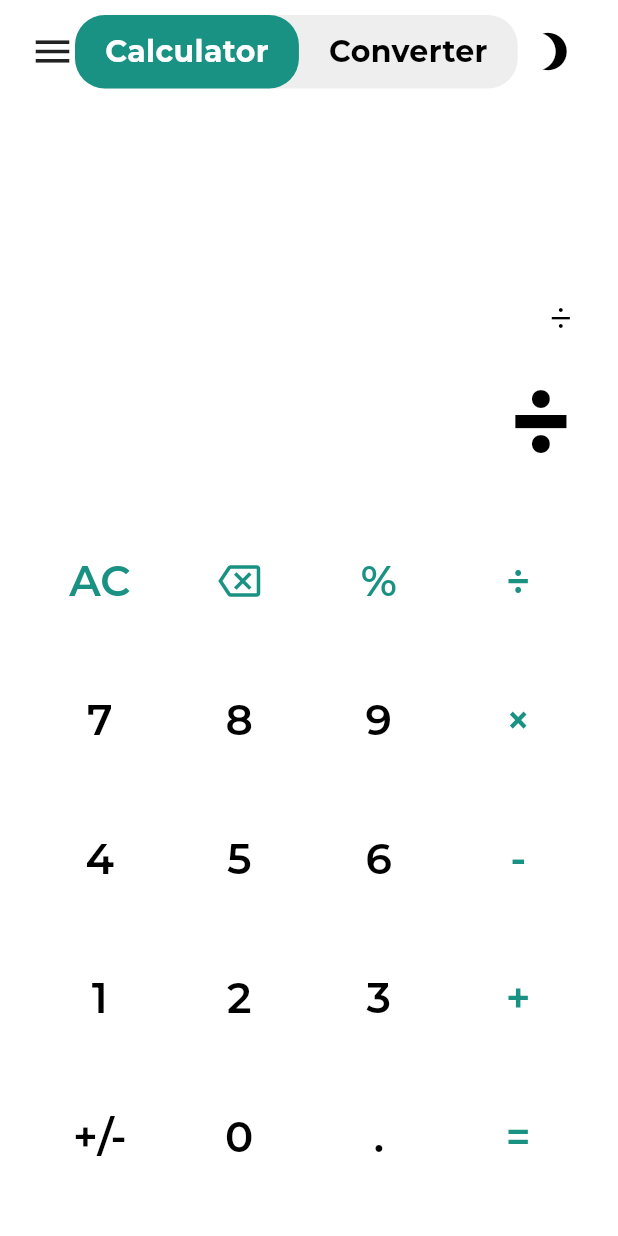
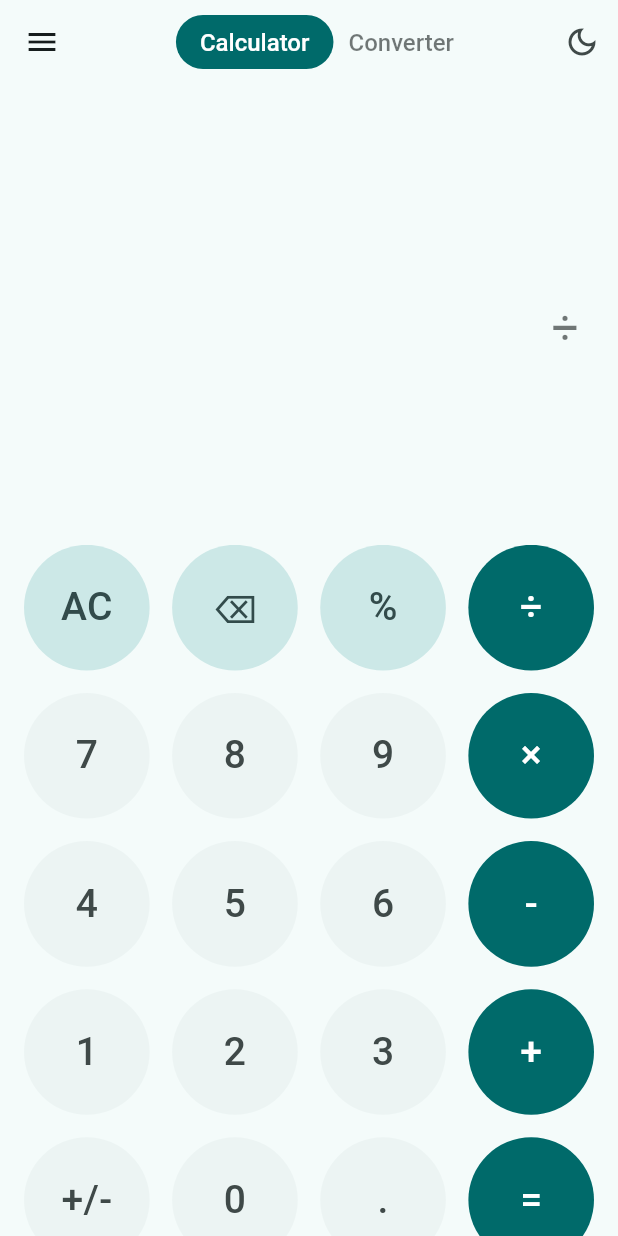
Before and after one commit to digitalninjanv/kalkulator, a Flutter app: the screen it shows after launch, after a tap on an icon or button, on a phone screen of 412 x 824 dp. Run offline on Flutter 3.47's test engine with Material 3 defaults, Android fonts, the phone set to English and light mode, and no system bars; drawn by our look-alikes of auto_size_text; our stand-ins replace firebase_core, google_fonts, math_expressions; accounts and stored records are empty.

Commit message:
Changes before Firebase Studio auto-run

```diff
--- a/lib/main.dart
+++ b/lib/main.dart
@@ -4,225 +4,209 @@ import 'package:provider/provider.dart';
 import 'package:auto_size_text/auto_size_text.dart';
 import 'package:math_expressions/math_expressions.dart';
 
-// --- Main App Setup ---
 void main() {
   runApp(
-    ChangeNotifierProvider(
-      create: (context) => ThemeProvider(),
-      child: const CalculatorApp(),
+    MultiProvider(
+      providers: [
+        ChangeNotifierProvider(create: (_) => ThemeProvider()),
+        ChangeNotifierProvider(create: (_) => CalculatorProvider()),
+      ],
+      child: const MyApp(),
     ),
   );
 }
 
-// --- Theme Management ---
+// 1. Theme Provider
 class ThemeProvider with ChangeNotifier {
-  ThemeMode _themeMode = ThemeMode.light;
+  ThemeMode _themeMode = ThemeMode.system;
 
   ThemeMode get themeMode => _themeMode;
 
   void toggleTheme() {
-    _themeMode = _themeMode == ThemeMode.light ? ThemeMode.dark : ThemeMode.light;
+    _themeMode =
+        _themeMode == ThemeMode.light ? ThemeMode.dark : ThemeMode.light;
     notifyListeners();
   }
 }
 
-class CalculatorApp extends StatelessWidget {
-  const CalculatorApp({Key? key}) : super(key: key);
+// 2. Calculator Logic Provider
+class CalculatorProvider with ChangeNotifier {
+  String _expression = '';
+  String _result = '';
 
-  static const Color tealColor = Color(0xFF199183);
+  String get expression => _expression;
+  String get result => _result;
+
+  void buttonPressed(String buttonText) {
+    if (buttonText == 'AC') {
+      _expression = '';
+      _result = '';
+    } else if (buttonText == '⌫') {
+      if (_expression.isNotEmpty) {
+        _expression = _expression.substring(0, _expression.length - 1);
+      }
+    } else if (buttonText == '=') {
+      try {
+        String finalExpression = _expression;
+        finalExpression = finalExpression.replaceAll('×', '*');
+        finalExpression = finalExpression.replaceAll('÷', '/');
+
+        Parser p = Parser();
+        Expression exp = p.parse(finalExpression);
+        ContextModel cm = ContextModel();
+        double eval = exp.evaluate(EvaluationType.REAL, cm);
+
+        _result = eval.toStringAsFixed(eval.truncateToDouble() == eval ? 0 : 2);
+      } catch (e) {
+        _result = 'Error';
+      }
+    } else if (buttonText == '%') {
+        if (_expression.isNotEmpty) {
+            try {
+                Parser p = Parser();
+                Expression exp = p.parse(_expression);
+                ContextModel cm = ContextModel();
+                double eval = exp.evaluate(EvaluationType.REAL, cm);
+                _result = (eval / 100).toString();
+                _expression = _result;
+            } catch (e) {
+                _result = 'Error';
+            }
+        }
+    }
+    else {
+      _expression += buttonText;
+    }
+
+    notifyListeners();
+  }
+}
+
+
+// 3. Main App Widget
+class MyApp extends StatelessWidget {
+  const MyApp({super.key});
 
   @override
   Widget build(BuildContext context) {
-    final textTheme = TextTheme(
-      displayLarge: GoogleFonts.montserrat(fontSize: 72, fontWeight: FontWeight.bold),
-      headlineSmall: GoogleFonts.montserrat(fontSize: 28, color: Colors.grey[600]),
-      titleLarge: GoogleFonts.montserrat(fontSize: 24, fontWeight: FontWeight.w600),
-      bodyMedium: GoogleFonts.montserrat(fontSize: 20),
+    const Color primarySeedColor = Color(0xFF008080); // Teal
+
+    final TextTheme appTextTheme = TextTheme(
+      displayLarge: GoogleFonts.roboto(fontSize: 57, fontWeight: FontWeight.bold),
+      titleLarge: GoogleFonts.roboto(fontSize: 22, fontWeight: FontWeight.w500),
+      bodyMedium: GoogleFonts.roboto(fontSize: 16),
+      headlineSmall: GoogleFonts.roboto(fontSize: 24, fontWeight: FontWeight.w400)
     );
 
-    final lightTheme = ThemeData(
+    final ThemeData lightTheme = ThemeData(
       useMaterial3: true,
       brightness: Brightness.light,
-      scaffoldBackgroundColor: Colors.white,
-      primaryColor: tealColor,
-      textTheme: textTheme.apply(bodyColor: Colors.black, displayColor: Colors.black),
-      colorScheme: const ColorScheme.light(primary: tealColor, secondary: tealColor),
+      colorScheme: ColorScheme.fromSeed(
+        seedColor: primarySeedColor,
+        brightness: Brightness.light,
+      ),
+      textTheme: appTextTheme,
     );
 
-    final darkTheme = ThemeData(
+    final ThemeData darkTheme = ThemeData(
       useMaterial3: true,
       brightness: Brightness.dark,
-      scaffoldBackgroundColor: const Color(0xFF1E1E1E),
-      primaryColor: tealColor,
-      textTheme: textTheme.apply(bodyColor: Colors.white, displayColor: Colors.white),
-      colorScheme: const ColorScheme.dark(primary: tealColor, secondary: tealColor),
+      colorScheme: ColorScheme.fromSeed(
+        seedColor: primarySeedColor,
+        brightness: Brightness.dark,
+        background: const Color(0xFF1c1c1c)
+      ),
+       textTheme: appTextTheme,
     );
 
     return Consumer<ThemeProvider>(
       builder: (context, themeProvider, child) {
         return MaterialApp(
-          debugShowCheckedModeBanner: false,
-          title: 'Calculator',
+          title: 'Flutter Calculator',
           theme: lightTheme,
           darkTheme: darkTheme,
           themeMode: themeProvider.themeMode,
           home: const CalculatorScreen(),
+          debugShowCheckedModeBanner: false,
         );
       },
     );
   }
 }
 
-// --- Calculator Screen ---
-class CalculatorScreen extends StatefulWidget {
-  const CalculatorScreen({Key? key}) : super(key: key);
-
-  @override
-  State<CalculatorScreen> createState() => _CalculatorScreenState();
-}
-
-class _CalculatorScreenState extends State<CalculatorScreen> {
-  String _expression = '';
-  String _result = '0';
-
-  void _onButtonPressed(String buttonText) {
-    setState(() {
-      switch (buttonText) {
-        case 'AC':
-          _expression = '';
-          _result = '0';
-          break;
-        case '⌫':
-          if (_expression.isNotEmpty) {
-            _expression = _expression.substring(0, _expression.length - 1);
-            if (_expression.isEmpty) _result = '0';
-          }
-          break;
-        case '+/-':
-          if (_result != '0' && _result.isNotEmpty) {
-            if (_result.startsWith('-')) {
-              _result = _result.substring(1);
-            } else {
-              _result = '-$_result';
-            }
-            _expression = _result;
-          }
-          break;
-        case '=':
-          try {
-            final evaluatedResult = _evalExpression(_expression);
-            _result = evaluatedResult;
-          } catch (e) {
-            _result = 'Error';
-          }
-          break;
-        default:
-          if (_result == '0' && buttonText != '.') {
-             _expression = buttonText;
-             _result = buttonText;
-          } else {
-             _expression += buttonText;
-          }
-      }
-    });
-  }
-
-  String _evalExpression(String expression) {
-    if (expression.isEmpty) return '0';
-    String finalExpression = expression.replaceAll('×', '*').replaceAll('÷', '/');
-
-    try {
-      Parser p = Parser();
-      Expression exp = p.parse(finalExpression);
-      ContextModel cm = ContextModel();
-      double eval = exp.evaluate(EvaluationType.REAL, cm);
-      return eval.toStringAsFixed(eval.truncateToDouble() == eval ? 0 : 4).replaceAll(RegExp(r'\.0000$'), '');
-    } catch (e) {
-      return 'Error';
-    }
-  }
+// 4. Calculator Screen UI
+class CalculatorScreen extends StatelessWidget {
+  const CalculatorScreen({super.key});
 
   @override
   Widget build(BuildContext context) {
+    final themeProvider = Provider.of<ThemeProvider>(context);
+    final calculatorProvider = Provider.of<CalculatorProvider>(context);
+    final colorScheme = Theme.of(context).colorScheme;
+
     return Scaffold(
-      body: SafeArea(
+      backgroundColor: colorScheme.background,
+      appBar: AppBar(
+        backgroundColor: colorScheme.background,
+        elevation: 0,
+        leading: const Icon(Icons.menu),
+        title: Row(
+          mainAxisAlignment: MainAxisAlignment.center,
+          children: [
+            Container(
+              padding: const EdgeInsets.symmetric(horizontal: 16, vertical: 8),
+              decoration: BoxDecoration(
+                color: colorScheme.primary,
+                borderRadius: BorderRadius.circular(20),
+              ),
+              child: Text(
+                'Calculator',
+                style: TextStyle(color: colorScheme.onPrimary, fontSize: 16),
+              ),
+            ),
+            const SizedBox(width: 10),
+            Text('Converter', style: TextStyle(color: colorScheme.onBackground.withOpacity(0.6), fontSize: 16)),
+          ],
+        ),
+        actions: [
+          IconButton(
+            icon: Icon(themeProvider.themeMode == ThemeMode.dark ? Icons.light_mode_outlined : Icons.dark_mode_outlined),
+            onPressed: () => themeProvider.toggleTheme(),
+          ),
+        ],
+      ),
+      body: Padding(
+        padding: const EdgeInsets.symmetric(horizontal: 16.0),
         child: Column(
           children: [
-            _buildAppBar(context),
-            _buildDisplay(),
-            _buildKeyboard(),
+            _buildDisplay(calculatorProvider, colorScheme),
+            _buildButtonPad(calculatorProvider, colorScheme),
           ],
         ),
       ),
     );
   }
 
-  Widget _buildAppBar(BuildContext context) {
-    final themeProvider = Provider.of<ThemeProvider>(context);
-    return Padding(
-      padding: const EdgeInsets.symmetric(horizontal: 20, vertical: 10),
-      child: Row(
-        mainAxisAlignment: MainAxisAlignment.spaceBetween,
-        children: [
-          const Icon(Icons.menu, size: 30),
-          _buildCalculatorConverterToggle(),
-          IconButton(
-            icon: Icon(themeProvider.themeMode == ThemeMode.light ? Icons.brightness_3 : Icons.brightness_7, size: 30),
-            onPressed: () => themeProvider.toggleTheme(),
-          ),
-        ],
-      ),
-    );
-  }
-
-  Widget _buildCalculatorConverterToggle() {
-    return Container(
-      decoration: BoxDecoration(
-        color: Theme.of(context).scaffoldBackgroundColor == Colors.white ? Colors.grey[200] : Colors.grey[800],
-        borderRadius: BorderRadius.circular(20),
-      ),
-      child: Row(
-        children: [
-          Container(
-            padding: const EdgeInsets.symmetric(horizontal: 20, vertical: 10),
-            decoration: BoxDecoration(
-              color: CalculatorApp.tealColor,
-              borderRadius: BorderRadius.circular(20),
-            ),
-            child: Text('Calculator', style: GoogleFonts.montserrat(color: Colors.white, fontWeight: FontWeight.bold)),
-          ),
-          Padding(
-            padding: const EdgeInsets.symmetric(horizontal: 20, vertical: 10),
-            child: Text('Converter', style: GoogleFonts.montserrat(fontWeight: FontWeight.bold)),
-          ),
-        ],
-      ),
-    );
-  }
-
-  Widget _buildDisplay() {
+  Widget _buildDisplay(CalculatorProvider provider, ColorScheme colorScheme) {
     return Expanded(
       flex: 2,
       child: Container(
-        padding: const EdgeInsets.symmetric(horizontal: 30),
+        padding: const EdgeInsets.symmetric(vertical: 20, horizontal: 10),
         alignment: Alignment.bottomRight,
         child: Column(
           mainAxisAlignment: MainAxisAlignment.end,
           crossAxisAlignment: CrossAxisAlignment.end,
           children: [
             AutoSizeText(
-              _expression,
-              style: Theme.of(context).textTheme.headlineSmall,
-              maxLines: 1,
-              minFontSize: 20,
-              overflow: TextOverflow.ellipsis,
+              provider.expression.isEmpty ? '0' : provider.expression,
+              maxLines: 2,
+              style: TextStyle(fontSize: 32, color: colorScheme.onBackground.withOpacity(0.6)),
             ),
             const SizedBox(height: 10),
             AutoSizeText(
-              _result,
-              style: Theme.of(context).textTheme.displayLarge,
+              provider.result.isEmpty ? '' : provider.result,
               maxLines: 1,
-              minFontSize: 40,
+              style: TextStyle(fontSize: 64, fontWeight: FontWeight.bold, color: colorScheme.onBackground),
             ),
           ],
         ),
@@ -230,96 +214,94 @@ class _CalculatorScreenState extends State<CalculatorScreen> {
     );
   }
 
-  Widget _buildKeyboard() {
-    final buttonLayout = [
+  Widget _buildButtonPad(CalculatorProvider provider, ColorScheme colorScheme) {
+    final buttonMap = [
       ['AC', '⌫', '%', '÷'],
       ['7', '8', '9', '×'],
       ['4', '5', '6', '-'],
       ['1', '2', '3', '+'],
-      ['+/-', '0', '.', '='],
+      ['+/-', '0', '.', '=']
     ];
 
     return Expanded(
-      flex: 4,
-      child: Container(
-        padding: const EdgeInsets.all(20),
-        child: Column(
-          children: buttonLayout.map((row) {
-            return Expanded(
-              child: Row(
-                children: row.map((buttonText) {
-                  return CalculatorButton(
-                    text: buttonText,
-                    onPressed: () => _onButtonPressed(buttonText),
-                    style: _getButtonStyle(buttonText, context),
-                  );
-                }).toList(),
-              ),
-            );
-          }).toList(),
+      flex: 3,
+      child: GridView.builder(
+        physics: const NeverScrollableScrollPhysics(),
+        gridDelegate: const SliverGridDelegateWithFixedCrossAxisCount(
+          crossAxisCount: 4,
+          crossAxisSpacing: 15,
+          mainAxisSpacing: 15,
         ),
+        itemCount: buttonMap.length * buttonMap[0].length,
+        itemBuilder: (context, index) {
+          final int row = index ~/ 4;
+          final int col = index % 4;
+          final String text = buttonMap[row][col];
+          return CalculatorButton(
+            text: text,
+            onPressed: () => provider.buttonPressed(text),
+            colorScheme: colorScheme,
+          );
+        },
       ),
-    );
-  }
-
-  ButtonStyle _getButtonStyle(String buttonText, BuildContext context) {
-    final bool isDarkMode = Theme.of(context).brightness == Brightness.dark;
-    Color backgroundColor = Colors.transparent;
-    Color foregroundColor = isDarkMode ? Colors.white : Colors.black;
-
-    if (isDarkMode) {
-      // Dark Mode Colors
-      if (['AC', '⌫', '%', '÷'].contains(buttonText)) {
-        backgroundColor = Colors.grey[400]!;
-        foregroundColor = Colors.black;
-      } else if (['×', '-', '+', '='].contains(buttonText)) {
-        backgroundColor = CalculatorApp.tealColor;
-        foregroundColor = Colors.white;
-      } else {
-        backgroundColor = const Color(0xFF3B3B3B);
-        foregroundColor = Colors.white;
-      }
-    } else {
-      // Light Mode Colors
-       if (['AC', '⌫', '%', '÷', '×', '-', '+', '='].contains(buttonText)) {
-        foregroundColor = CalculatorApp.tealColor;
-      }
-    }
-
-    return TextButton.styleFrom(
-      backgroundColor: backgroundColor,
-      foregroundColor: foregroundColor,
-      shape: const CircleBorder(),
-      textStyle: GoogleFonts.montserrat(fontSize: 28, fontWeight: FontWeight.w600),
     );
   }
 }
 
-// --- Calculator Button Widget ---
+
+// 5. Calculator Button Widget
 class CalculatorButton extends StatelessWidget {
   final String text;
   final VoidCallback onPressed;
-  final ButtonStyle style;
+  final ColorScheme colorScheme;
 
   const CalculatorButton({
-    Key? key,
+    super.key,
     required this.text,
     required this.onPressed,
-    required this.style,
-  }) : super(key: key);
+    required this.colorScheme,
+  });
 
   @override
   Widget build(BuildContext context) {
-    return Expanded(
-      child: Padding(
-        padding: const EdgeInsets.all(6.0),
-        child: TextButton(
-          onPressed: onPressed,
-          style: style,
-          child: Center(
-            child: text == '⌫'
-                ? const Icon(Icons.backspace_outlined, size: 28)
-                : Text(text),
+    final bool isOperator = ['÷', '×', '-', '+', '='].contains(text);
+    final bool isTopRow = ['AC', '⌫', '%'].contains(text);
+
+    Color buttonColor;
+    Color textColor;
+    BoxShape shape = BoxShape.rectangle;
+
+    if (isOperator) {
+      buttonColor = colorScheme.primary;
+      textColor = colorScheme.onPrimary;
+      shape = BoxShape.circle;
+    } else if (isTopRow) {
+      buttonColor = colorScheme.secondaryContainer;
+      textColor = colorScheme.onSecondaryContainer;
+      shape = BoxShape.circle;
+    } else {
+       buttonColor = colorScheme.surfaceVariant.withOpacity(0.3);
+       textColor = colorScheme.onSurfaceVariant;
+       shape = BoxShape.circle;
+    }
+
+    return InkWell(
+      onTap: onPressed,
+      borderRadius: BorderRadius.circular(100), // for ripple effect
+      child: Container(
+        decoration: BoxDecoration(
+          color: buttonColor,
+          shape: shape,
+          borderRadius: shape == BoxShape.rectangle ? BorderRadius.circular(24) : null,
+        ),
+        child: Center(
+          child: Text(
+            text,
+            style: TextStyle(
+              fontSize: 26,
+              fontWeight: FontWeight.w500,
+              color: textColor,
+            ),
           ),
         ),
       ),
--- a/pubspec.yaml
+++ b/pubspec.yaml
@@ -13,7 +13,7 @@ dependencies:
   provider: ^6.1.5+1
   google_fonts: ^6.3.1
   auto_size_text: ^3.0.0
-  math_expressions: ^2.4.0
+  math_expressions: ^3.1.0
   firebase_core: ^4.1.0
 
 dev_dependencies:
```
Also changed, not shown: pubspec.lock, 1 other file.
